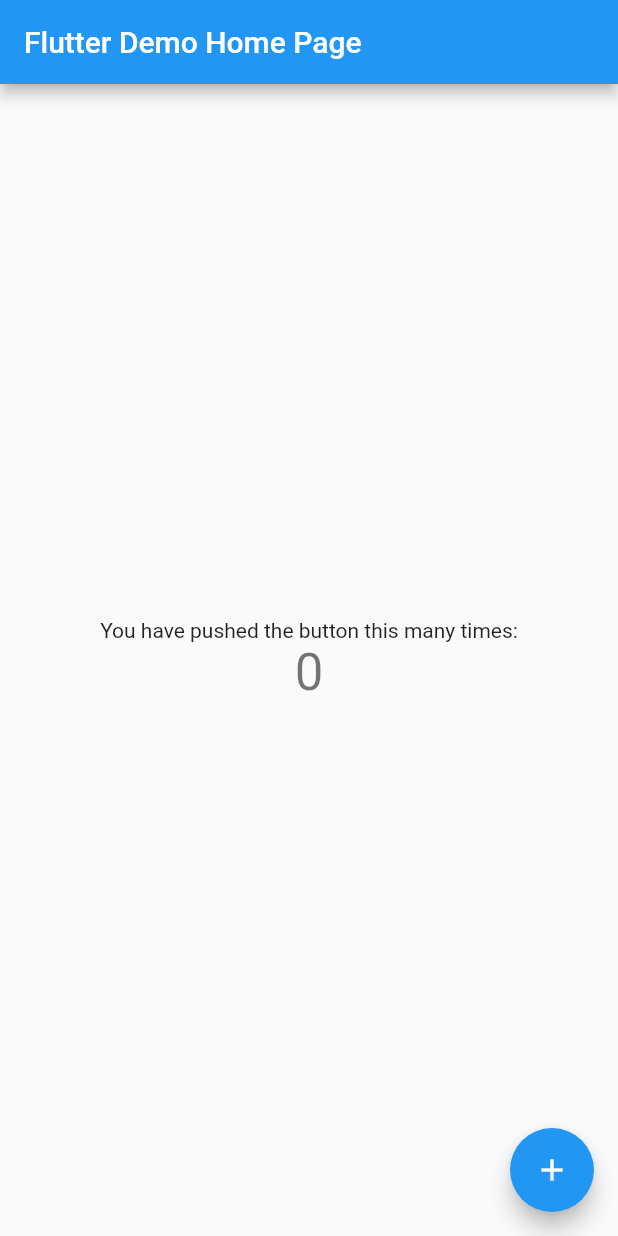
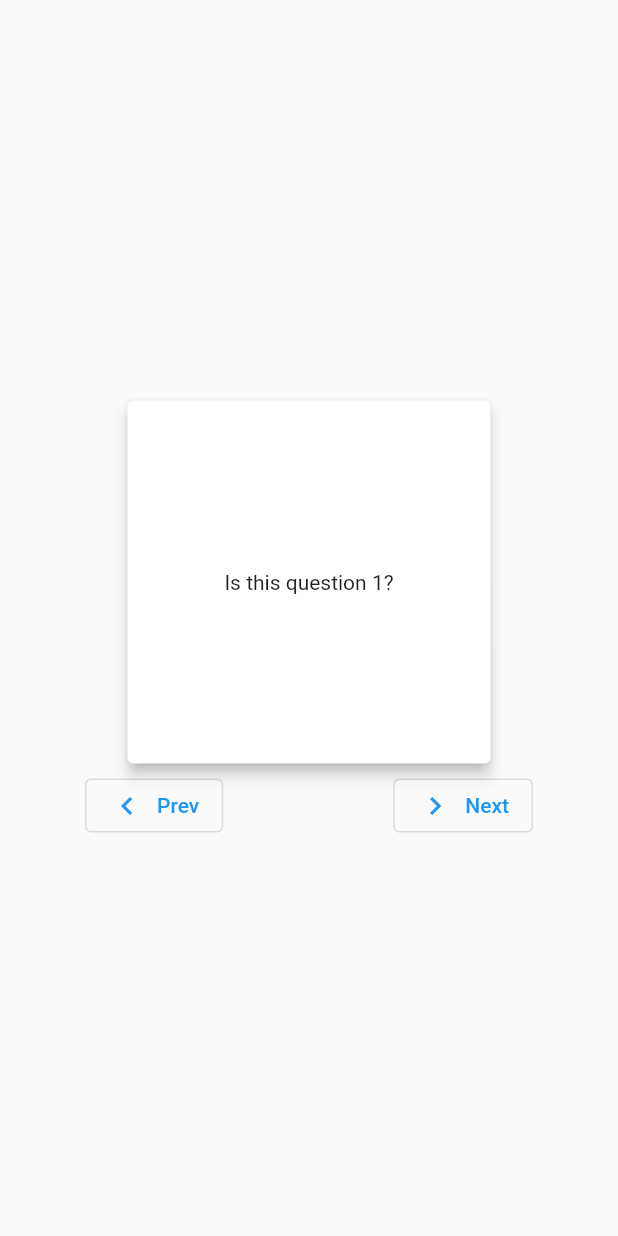
Before and after one commit to alekbabich/flutter_flash_cards, a Flutter app: the screen it shows after launch, on a phone screen of 412 x 824 dp. Run offline on Flutter 3.47's test engine with Material 2 defaults, Android fonts, the phone set to English and light mode, and no system bars; drawn by our look-alikes of flip_card.

Commit message:
Add flashcard class, prev and next button

```diff
--- /dev/null
+++ b/lib/flashcard.dart
@@ -0,0 +1,6 @@
+class Flashcard {
+  final String question;
+  final String answer;
+
+  Flashcard({required this.question, required this.answer});
+}
--- /dev/null
+++ b/lib/flashcard_view.dart
@@ -0,0 +1,20 @@
+import 'package:flutter/material.dart';
+
+class FlashcardView extends StatelessWidget {
+  final String text;
+
+  const FlashcardView({super.key, required this.text});
+
+  @override
+  Widget build(BuildContext context) {
+    return Card(
+      elevation: 4,
+      child: Center(
+        child: Text(
+          text,
+          textAlign: TextAlign.center,
+        ),
+      ),
+    );
+  }
+}
--- a/lib/main.dart
+++ b/lib/main.dart
@@ -1,115 +1,82 @@
+import 'package:flash_cards/flashcard_view.dart';
+import 'package:flip_card/flip_card.dart';
 import 'package:flutter/material.dart';
 
+import 'flashcard.dart';
+
 void main() {
-  runApp(const MyApp());
+  runApp(const FlashCards());
 }
 
-class MyApp extends StatelessWidget {
-  const MyApp({super.key});
+class FlashCards extends StatefulWidget {
+  const FlashCards({super.key});
 
-  // This widget is the root of your application.
+  @override
+  State<FlashCards> createState() => _FlashCardsState();
+}
+
+class _FlashCardsState extends State<FlashCards> {
+  final List<Flashcard> _flashcards = [
+    Flashcard(question: "Is this question 1?", answer: "Yes"),
+    Flashcard(question: "Is this question 3?", answer: "No"),
+    Flashcard(question: "Is this question 3?", answer: "Yes"),
+    Flashcard(question: "Is this question 4?", answer: "Yes"),
+    Flashcard(question: "Is this question 5?", answer: "Yes"),
+    Flashcard(question: "Is this question 6?", answer: "Yes"),
+  ];
+
+  int _currentIndex = 0;
+
   @override
   Widget build(BuildContext context) {
     return MaterialApp(
-      title: 'Flutter Demo',
-      theme: ThemeData(
-        // This is the theme of your application.
-        //
-        // Try running your application with "flutter run". You'll see the
-        // application has a blue toolbar. Then, without quitting the app, try
-        // changing the primarySwatch below to Colors.green and then invoke
-        // "hot reload" (press "r" in the console where you ran "flutter run",
-        // or simply save your changes to "hot reload" in a Flutter IDE).
-        // Notice that the counter didn't reset back to zero; the application
-        // is not restarted.
-        primarySwatch: Colors.blue,
+      home: Scaffold(
+        body: Center(
+          child: Column(
+            mainAxisAlignment: MainAxisAlignment.center,
+            children: [
+              SizedBox(
+                  width: 250,
+                  height: 250,
+                  child: FlipCard(
+                    front: FlashcardView(
+                        text: _flashcards[_currentIndex].question),
+                    back:
+                        FlashcardView(text: _flashcards[_currentIndex].answer),
+                  )),
+              Row(
+                mainAxisAlignment: MainAxisAlignment.spaceAround,
+                children: [
+                  OutlinedButton.icon(
+                    onPressed: showPreviousCard,
+                    icon: const Icon(Icons.chevron_left),
+                    label: const Text('Prev'),
+                  ),
+                  OutlinedButton.icon(
+                    onPressed: showNextCard,
+                    icon: const Icon(Icons.chevron_right),
+                    label: const Text('Next'),
+                  ),
+                ],
+              ),
+            ],
+          ),
+        ),
       ),
-      home: const MyHomePage(title: 'Flutter Demo Home Page'),
     );
   }
-}
 
-class MyHomePage extends StatefulWidget {
-  const MyHomePage({super.key, required this.title});
-
-  // This widget is the home page of your application. It is stateful, meaning
-  // that it has a State object (defined below) that contains fields that affect
-  // how it looks.
-
-  // This class is the configuration for the state. It holds the values (in this
-  // case the title) provided by the parent (in this case the App widget) and
-  // used by the build method of the State. Fields in a Widget subclass are
-  // always marked "final".
-
-  final String title;
-
-  @override
-  State<MyHomePage> createState() => _MyHomePageState();
-}
-
-class _MyHomePageState extends State<MyHomePage> {
-  int _counter = 0;
-
-  void _incrementCounter() {
+  void showNextCard() {
     setState(() {
-      // This call to setState tells the Flutter framework that something has
-      // changed in this State, which causes it to rerun the build method below
-      // so that the display can reflect the updated values. If we changed
-      // _counter without calling setState(), then the build method would not be
-      // called again, and so nothing would appear to happen.
-      _counter++;
+      _currentIndex =
+          _currentIndex + 1 < _flashcards.length ? _currentIndex + 1 : 0;
     });
   }
 
-  @override
-  Widget build(BuildContext context) {
-    // This method is rerun every time setState is called, for instance as done
-    // by the _incrementCounter method above.
-    //
-    // The Flutter framework has been optimized to make rerunning build methods
-    // fast, so that you can just rebuild anything that needs updating rather
-    // than having to individually change instances of widgets.
-    return Scaffold(
-      appBar: AppBar(
-        // Here we take the value from the MyHomePage object that was created by
-        // the App.build method, and use it to set our appbar title.
-        title: Text(widget.title),
-      ),
-      body: Center(
-        // Center is a layout widget. It takes a single child and positions it
-        // in the middle of the parent.
-        child: Column(
-          // Column is also a layout widget. It takes a list of children and
-          // arranges them vertically. By default, it sizes itself to fit its
-          // children horizontally, and tries to be as tall as its parent.
-          //
-          // Invoke "debug painting" (press "p" in the console, choose the
-          // "Toggle Debug Paint" action from the Flutter Inspector in Android
-          // Studio, or the "Toggle Debug Paint" command in Visual Studio Code)
-          // to see the wireframe for each widget.
-          //
-          // Column has various properties to control how it sizes itself and
-          // how it positions its children. Here we use mainAxisAlignment to
-          // center the children vertically; the main axis here is the vertical
-          // axis because Columns are vertical (the cross axis would be
-          // horizontal).
-          mainAxisAlignment: MainAxisAlignment.center,
-          children: <Widget>[
-            const Text(
-              'You have pushed the button this many times:',
-            ),
-            Text(
-              '$_counter',
-              style: Theme.of(context).textTheme.headline4,
-            ),
-          ],
-        ),
-      ),
-      floatingActionButton: FloatingActionButton(
-        onPressed: _incrementCounter,
-        tooltip: 'Increment',
-        child: const Icon(Icons.add),
-      ), // This trailing comma makes auto-formatting nicer for build methods.
-    );
+  void showPreviousCard() {
+    setState(() {
+      _currentIndex =
+          _currentIndex >= 1 ? _currentIndex - 1 : _flashcards.length - 1;
+    });
   }
 }
```
Also changed, not shown: pubspec.yaml (+3 -4 lines), pubspec.lock.
